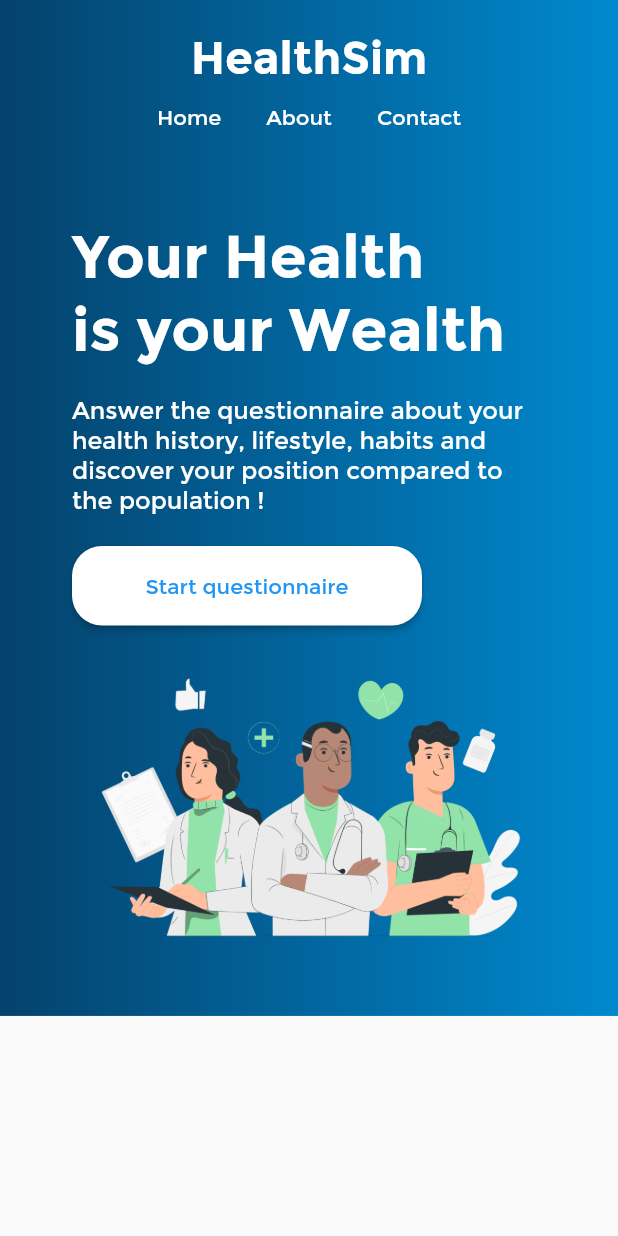
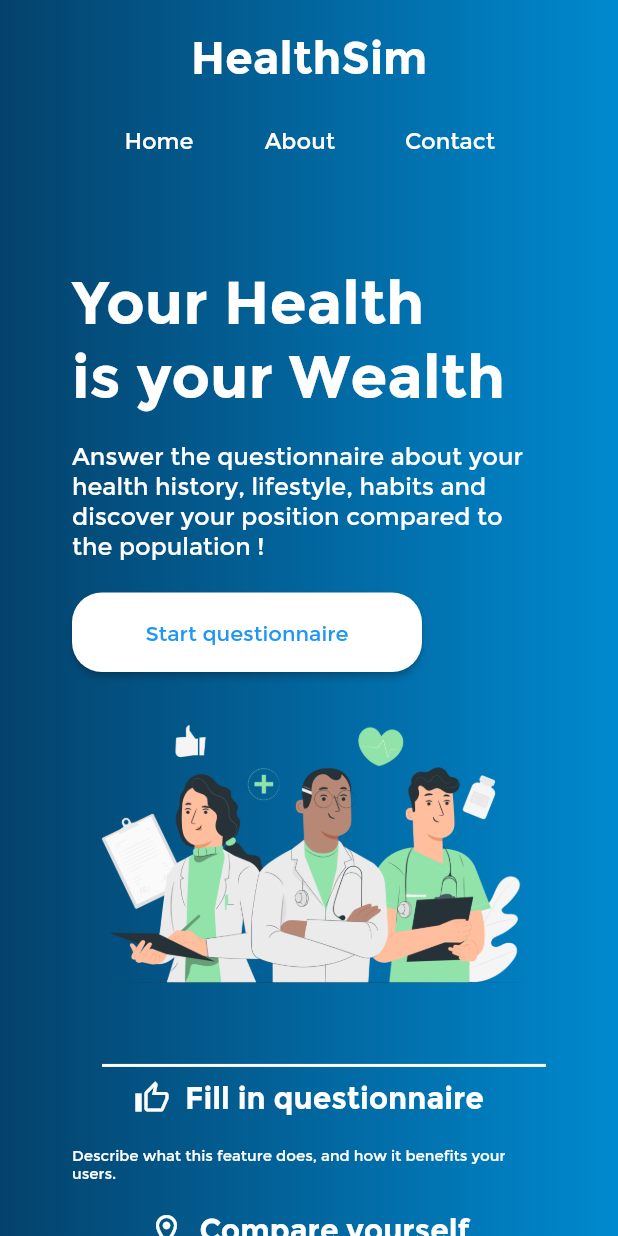
Before and after one commit to ndevanthery/HealthSim, a Flutter app: the screen it shows after launch, on a phone screen of 412 x 824 dp. Run offline on Flutter 3.47's test engine with Material 2 defaults, Android fonts, the phone set to English and light mode, and no system bars; our stand-ins replace cloud_firestore, firebase_auth, firebase_core, loading_indicator, tuple; accounts and stored records are empty.

Commit message:
Home page finished and and about done too

```diff
--- a/lib/authentification/welcome.dart
+++ b/lib/authentification/welcome.dart
@@ -1,8 +1,6 @@
 import 'package:flutter/material.dart';
-import 'package:flutter_svg/flutter_svg.dart';
-import 'package:healthsim/authentification/login.dart';
-import 'package:healthsim/authentification/register.dart';
 import 'package:healthsim/Navbar/navBar.dart';
+import 'package:healthsim/bottomLandingPage.dart';
 import 'package:healthsim/landingPage.dart';
 
 class WelcomePage extends StatelessWidget {
@@ -18,7 +16,7 @@ class WelcomePage extends StatelessWidget {
                 end: Alignment.centerRight,
                 colors: [
               Color.fromRGBO(4, 66, 108, 1),
-              Color.fromRGBO(0, 137, 207, 1.0)
+              Color.fromRGBO(0, 137, 207, 1)
             ])),
         child: SingleChildScrollView(
           child: Column(
@@ -29,7 +27,22 @@ class WelcomePage extends StatelessWidget {
                 child: Padding(
                   padding:
                       const EdgeInsets.symmetric(vertical: 20, horizontal: 40),
-                  child: LandingPage(),
+                  child: Column(
+                    children: <Widget>[
+                      LandingPage(),
+                      SizedBox(
+                        height: 20,
+                      ),
+                      const Divider(
+                        height: 20,
+                        thickness: 2,
+                        indent: 20,
+                        endIndent: 0,
+                        color: Colors.white,
+                      ),
+                      BottomColumns(),
+                    ],
+                  ),
                 ),
               ),
             ],
--- /dev/null
+++ b/lib/bottomLandingPage.dart
@@ -0,0 +1,125 @@
+import 'package:flutter/material.dart';
+
+const maxWidthScreen = 2500.0;
+const greyColor = Color.fromARGB(255, 102, 102, 102);
+
+class BottomColumns extends StatelessWidget {
+  const BottomColumns({super.key});
+
+  List<Widget> pageColumn(double width) {
+    return <Widget>[
+      Container(
+        width: width,
+        child: Column(
+            crossAxisAlignment: CrossAxisAlignment.center,
+            children: <Widget>[
+              Row(
+                mainAxisAlignment: MainAxisAlignment.center,
+                children: [
+                  Icon(Icons.thumb_up_outlined, color: Colors.white),
+                  SizedBox(width: 10),
+                  Text(
+                    "Fill in questionnaire",
+                    style: TextStyle(
+                        fontWeight: FontWeight.bold,
+                        fontSize: 20.0,
+                        color: Colors.white),
+                  ),
+                ],
+              ),
+              Padding(
+                padding: const EdgeInsets.symmetric(vertical: 20.0),
+                child: Text(
+                  "Describe what this feature does, and how it benefits your users.",
+                  style: TextStyle(fontSize: 10.0, color: Colors.white),
+                ),
+              ),
+            ]),
+      ),
+      Container(
+        width: width,
+        child: Column(
+            crossAxisAlignment: CrossAxisAlignment.center,
+            children: <Widget>[
+              Row(
+                mainAxisAlignment: MainAxisAlignment.center,
+                children: [
+                  Icon(Icons.location_on_outlined, color: Colors.white),
+                  SizedBox(width: 10),
+                  Text(
+                    "Compare yourself",
+                    style: TextStyle(
+                        fontWeight: FontWeight.bold,
+                        fontSize: 20.0,
+                        color: Colors.white),
+                  ),
+                ],
+              ),
+              Padding(
+                padding: const EdgeInsets.symmetric(vertical: 20.0),
+                child: Text(
+                  "Describe what this feature does, and how it benefits your users.",
+                  style: TextStyle(fontSize: 10.0, color: Colors.white),
+                ),
+              ),
+            ]),
+      ),
+      Container(
+        width: width,
+        child: Column(
+            crossAxisAlignment: CrossAxisAlignment.center,
+            children: <Widget>[
+              Row(
+                mainAxisAlignment: MainAxisAlignment.center,
+                children: [
+                  Icon(Icons.monitor_heart_outlined, color: Colors.white),
+                  SizedBox(width: 10),
+                  Text(
+                    "Simulate the results",
+                    style: TextStyle(
+                        fontWeight: FontWeight.bold,
+                        fontSize: 20.0,
+                        color: Colors.white),
+                  ),
+                ],
+              ),
+              Padding(
+                padding: const EdgeInsets.symmetric(vertical: 20.0),
+                child: Text(
+                  "Describe what this feature does, and how it benefits your users.",
+                  style: TextStyle(fontSize: 10.0, color: Colors.white),
+                ),
+              ),
+            ]),
+      ),
+    ];
+  }
+
+  @override
+  Widget build(BuildContext context) {
+    return Container(
+      decoration: BoxDecoration(
+          //color: Colors.white,
+          ),
+      child: LayoutBuilder(
+        builder: (context, constraints) {
+          if (constraints.maxWidth > 800) {
+            return Column(children: [
+              SizedBox(
+                height: 50,
+              ),
+              Row(
+                mainAxisAlignment: MainAxisAlignment.center,
+                children: pageColumn(constraints.biggest.width / 3),
+              )
+            ]);
+          } else {
+            return Column(
+              children: pageColumn(constraints.biggest.width),
+            );
+          }
+        },
+      ),
+    );
+  }
+}
--- a/lib/navbar/navBar.dart
+++ b/lib/navbar/navBar.dart
@@ -1,4 +1,6 @@
 import 'package:flutter/material.dart';
+import 'package:healthsim/about.dart';
+import 'package:healthsim/authentification/welcome.dart';
 
 import '../authentification/login.dart';
 import '../authentification/register.dart';
@@ -44,23 +46,62 @@ class DesktopNavBar extends StatelessWidget {
             ),
             Row(
               children: <Widget>[
-                Text(
-                  "Home",
-                  style: TextStyle(color: Colors.white),
+                TextButton(
+                  style: TextButton.styleFrom(
+                    foregroundColor: Colors.white,
+                    textStyle: const TextStyle(
+                        fontSize: 15,
+                        color: Colors.white,
+                        fontFamily: "Montserrat"),
+                  ),
+                  onPressed: () {
+                    Navigator.push(
+                        context,
+                        MaterialPageRoute(
+                          builder: (context) => const WelcomePage(),
+                        ));
+                  },
+                  child: const Text('Home'),
                 ),
                 SizedBox(
                   width: 30,
                 ),
-                Text(
-                  "About",
-                  style: TextStyle(color: Colors.white),
+                TextButton(
+                  style: TextButton.styleFrom(
+                    foregroundColor: Colors.white,
+                    textStyle: const TextStyle(
+                        fontSize: 15,
+                        color: Colors.white,
+                        fontFamily: "Montserrat"),
+                  ),
+                  onPressed: () {
+                    Navigator.push(
+                        context,
+                        MaterialPageRoute(
+                          builder: (context) => const AboutPage(),
+                        ));
+                  },
+                  child: const Text('About'),
                 ),
                 SizedBox(
                   width: 30,
                 ),
-                Text(
-                  "Contact",
-                  style: TextStyle(color: Colors.white),
+                TextButton(
+                  style: TextButton.styleFrom(
+                    foregroundColor: Colors.white,
+                    textStyle: const TextStyle(
+                        fontSize: 15,
+                        color: Colors.white,
+                        fontFamily: "Montserrat"),
+                  ),
+                  onPressed: () {
+                    Navigator.push(
+                        context,
+                        MaterialPageRoute(
+                          builder: (context) => const WelcomePage(),
+                        ));
+                  },
+                  child: const Text('Contact'),
                 ),
                 SizedBox(
                   width: 30,
@@ -129,23 +170,62 @@ class MobileNavBar extends StatelessWidget {
               child: Row(
                 mainAxisAlignment: MainAxisAlignment.center,
                 children: <Widget>[
-                  Text(
-                    "Home",
-                    style: TextStyle(color: Colors.white),
+                  TextButton(
+                    style: TextButton.styleFrom(
+                      foregroundColor: Colors.white,
+                      textStyle: const TextStyle(
+                          fontSize: 15,
+                          color: Colors.white,
+                          fontFamily: "Montserrat"),
+                    ),
+                    onPressed: () {
+                      Navigator.push(
+                          context,
+                          MaterialPageRoute(
+                            builder: (context) => const WelcomePage(),
+                          ));
+                    },
+                    child: const Text('Home'),
                   ),
                   SizedBox(
                     width: 30,
                   ),
-                  Text(
-                    "About",
-                    style: TextStyle(color: Colors.white),
+                  TextButton(
+                    style: TextButton.styleFrom(
+                      foregroundColor: Colors.white,
+                      textStyle: const TextStyle(
+                          fontSize: 15,
+                          color: Colors.white,
+                          fontFamily: "Montserrat"),
+                    ),
+                    onPressed: () {
+                      Navigator.push(
+                          context,
+                          MaterialPageRoute(
+                            builder: (context) => const AboutPage(),
+                          ));
+                    },
+                    child: const Text('About'),
                   ),
                   SizedBox(
                     width: 30,
                   ),
-                  Text(
-                    "Contact",
-                    style: TextStyle(color: Colors.white),
+                  TextButton(
+                    style: TextButton.styleFrom(
+                      foregroundColor: Colors.white,
+                      textStyle: const TextStyle(
+                          fontSize: 15,
+                          color: Colors.white,
+                          fontFamily: "Montserrat"),
+                    ),
+                    onPressed: () {
+                      Navigator.push(
+                          context,
+                          MaterialPageRoute(
+                            builder: (context) => const WelcomePage(),
+                          ));
+                    },
+                    child: const Text('Contact'),
                   ),
                 ],
               ),
```
Also changed, not shown: lib/about.dart (added, +59 -0 lines), lib/contact.dart (added, +12 -0 lines).
